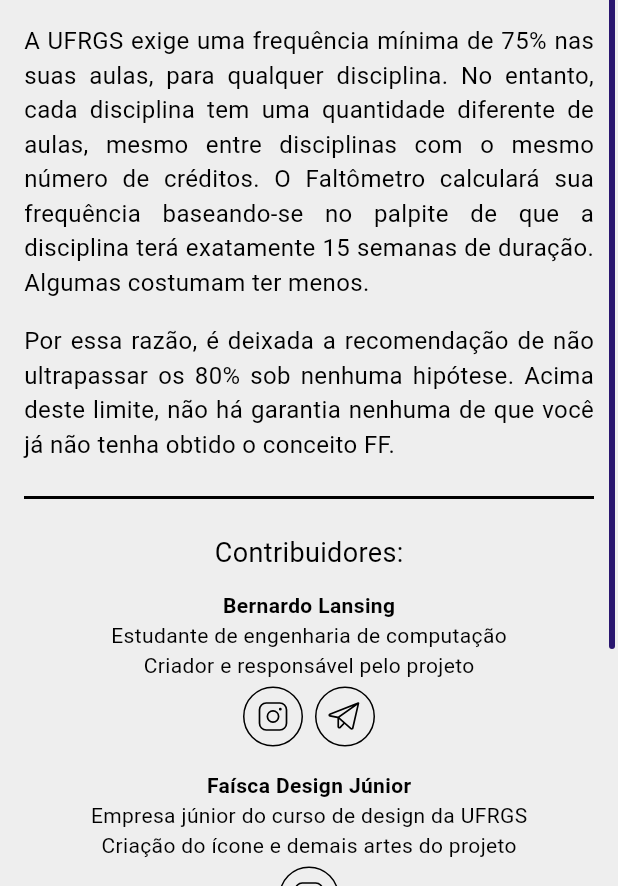
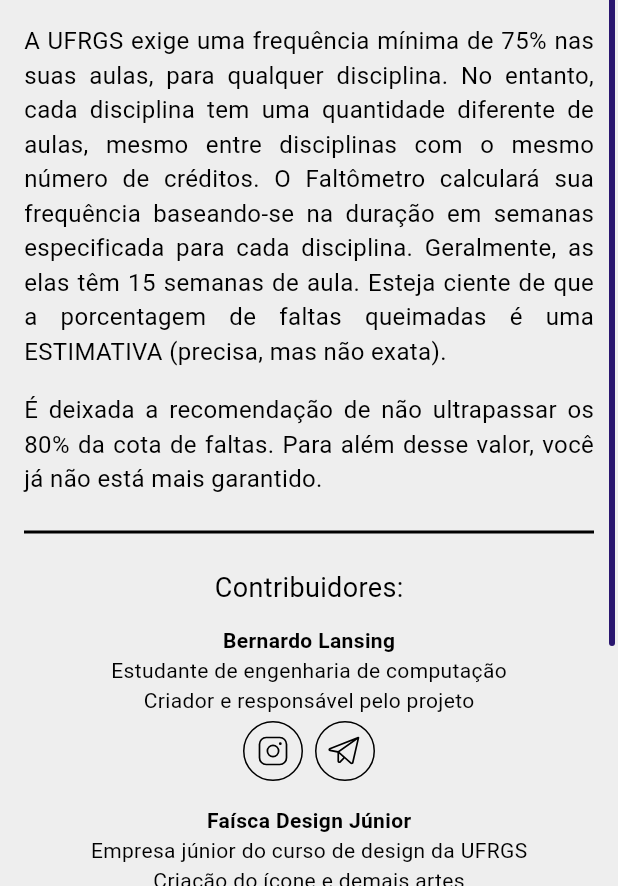
Before and after one commit to bernardolansing/faltometro_ufrgs, a Flutter app: the ExplanationScreen screen opened directly, on a phone screen of 412 x 824 dp, the part 350-1236 px from its top. Run offline on Flutter 3.47's test engine with Material 3 defaults, Android fonts, the light colour scheme and no system bars; our stand-ins replace flutter_local_notifications, permission_handler, phosphor_flutter, timezone.

Commit message:
updated ExplanationScreen

```diff
--- a/lib/src/contributors.dart
+++ b/lib/src/contributors.dart
@@ -51,7 +51,7 @@
   Contributor(
     name: 'Faísca Design Júnior',
     bond: 'Empresa júnior do curso de design da UFRGS',
-    role: 'Criação do ícone e demais artes do projeto',
+    role: 'Criação do ícone e demais artes',
     instagramNickname: 'faiscadesignjr',
   ),
 ];
--- a/lib/src/screens/explanation_screen.dart
+++ b/lib/src/screens/explanation_screen.dart
@@ -128,18 +128,18 @@
   'A UFRGS exige uma frequência mínima de 75% nas suas aulas, para qualquer '
       'disciplina. No entanto, cada disciplina tem uma quantidade diferente '
       'de aulas, mesmo entre disciplinas com o mesmo número de créditos. O '
-      'Faltômetro calculará sua frequência baseando-se no palpite de que a '
-      'disciplina terá exatamente 15 semanas de duração. Algumas costumam ter '
-      'menos.',
+      'Faltômetro calculará sua frequência baseando-se na duração em semanas '
+      'especificada para cada disciplina. Geralmente, as elas têm 15 semanas '
+      'de aula. Esteja ciente de que a porcentagem de faltas queimadas é uma '
+      'ESTIMATIVA (precisa, mas não exata).',
 
-  'Por essa razão, é deixada a recomendação de não ultrapassar os 80% sob '
-      'nenhuma hipótese. Acima deste limite, não há garantia nenhuma de que '
-      'você já não tenha obtido o conceito FF.'
+  'É deixada a recomendação de não ultrapassar os 80% da cota de faltas. Para '
+      'além desse valor, você já não está mais garantido.'
 ];
 
 const _bottomText = 'Bugs? Sugestões? Dúvidas? Todas bem-vindas, basta enviar '
-    'uma mensagem. O Faltômetro UFRGS é um projeto de código-livre, então '
-    'você pode consultar seu código e lhe propor melhorias no repositório:';
+    'uma mensagem. O Faltômetro UFRGS é um projeto de código-livre, consulte '
+    'o repositório:';
 
 final _repositoryUrl = Uri
     .https('github.com', 'bernardolansing/faltometro_ufrgs');
```
